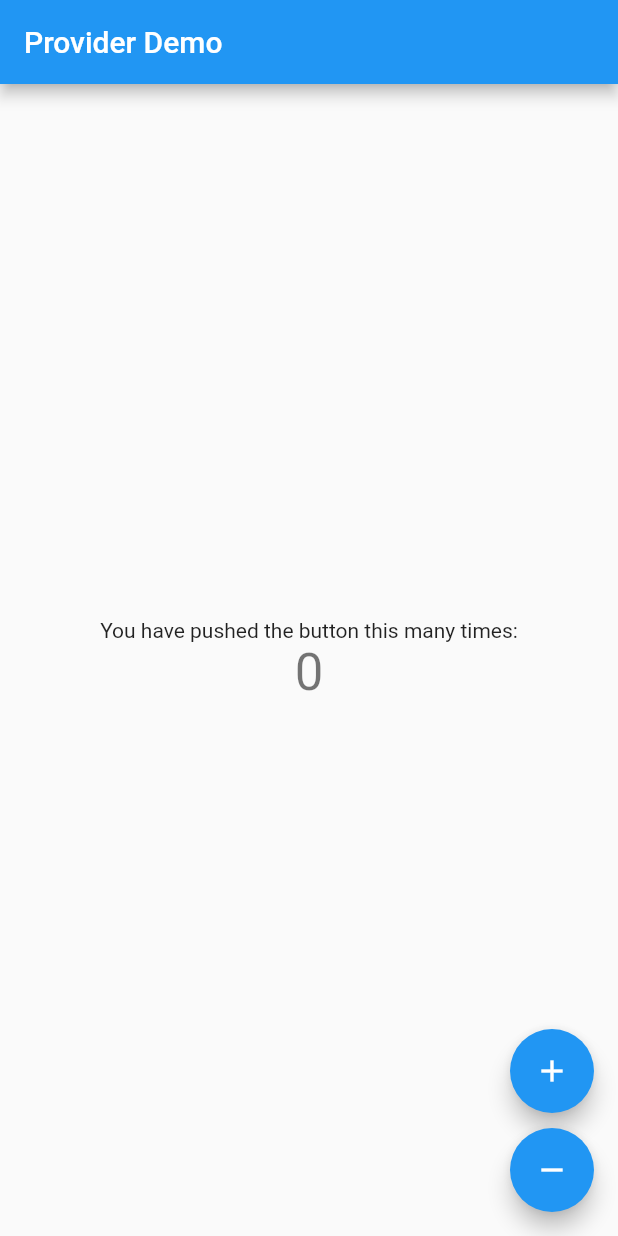
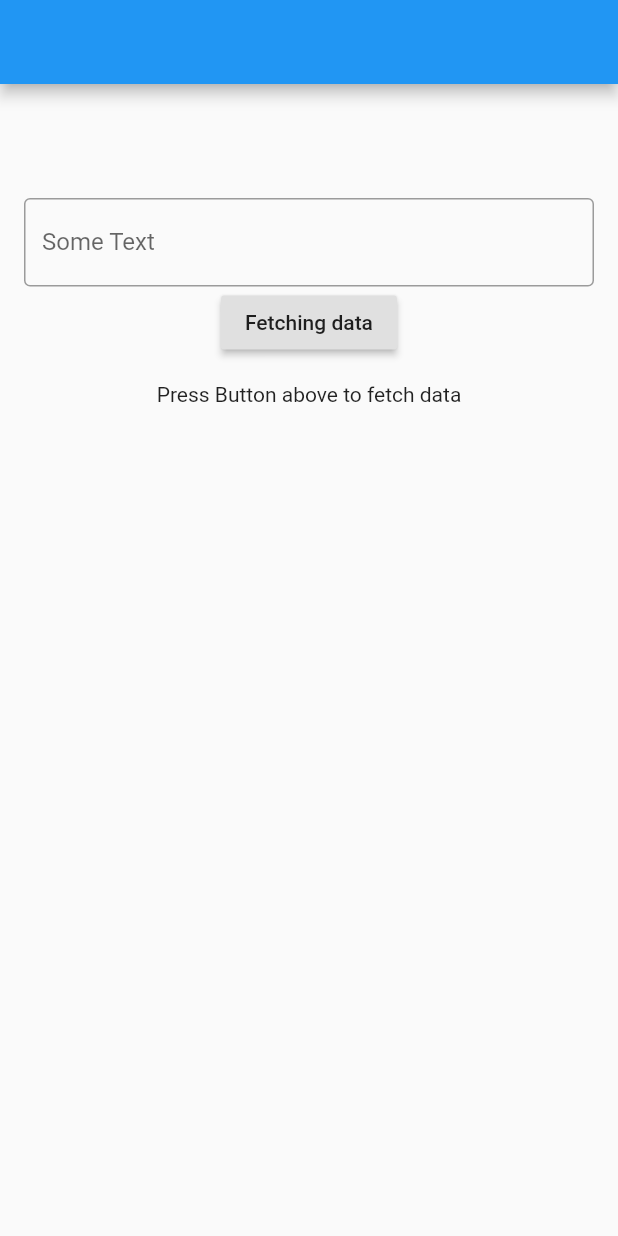
Before and after one commit to nickyrabit/flutter_provider_simple_example, a Flutter app: the screen it shows after launch, on a phone screen of 412 x 824 dp. Run offline on Flutter 3.47's test engine with Material 2 defaults, Android fonts, the phone set to English and light mode, and no system bars.

Commit message:
this is Loading data from servrer using providers to provide

```diff
--- a/lib/Counter.dart
+++ /dev/null
@@ -1,22 +0,0 @@
-import 'package:flutter/material.dart';
-
-class Counter with ChangeNotifier {
-
-  int _counter;
-
-  Counter(this._counter);
-
-  getCounter()=> _counter;
-  setCounter(int counter) => _counter = counter;
-
-  void increment(){
-    _counter ++;
-    notifyListeners();
-  }
-
-  void decrement(){
-    _counter --;
-    notifyListeners();
-  }
-
-}
--- /dev/null
+++ b/lib/app_state.dart
@@ -0,0 +1,55 @@
+import 'package:flutter/material.dart';
+import 'package:http/http.dart' as http;
+import 'dart:convert';
+
+class AppState with ChangeNotifier{
+  //create a contrusctor
+  AppState();
+
+  String _dataUrl = "https://reqres.in/api/users?per_page=20";
+  String _jsonResonse = "";
+  bool _isFetching = false;
+
+
+  bool get isFetching => _isFetching;
+
+  Future<void> fetchData() async {
+    _isFetching = true;
+    notifyListeners();
+    var response = await http.get(_dataUrl);
+
+    if(response.statusCode==200){
+      _jsonResonse = response.body;
+    }
+
+    _isFetching = false;
+    notifyListeners();
+
+
+  }
+
+  String get getResponseText=> _jsonResonse;
+
+  List<dynamic> getResponseJson(){
+    if (_jsonResonse.isNotEmpty){
+      Map<String, dynamic> json = jsonDecode(_jsonResonse);
+      return json['data'];
+    }
+  }
+
+  //initialize private variable
+  String _displayText = "";
+
+  //create method
+  void setDisplayText(String text){
+    //perform logic
+    _displayText = text;
+
+    //notify listeners
+    notifyListeners();
+  }
+
+
+  String get getDisplayText=> _displayText;
+
+}
--- a/lib/main.dart
+++ b/lib/main.dart
@@ -1,67 +1,133 @@
-import 'package:bloc_tutorial/Counter.dart';
 import 'package:flutter/material.dart';
+
 import 'package:provider/provider.dart';
+
+import 'app_state.dart';
 
 void main() => runApp(MyApp());
 
 class MyApp extends StatelessWidget {
+  // This widget is the root of your application.
   @override
   Widget build(BuildContext context) {
     return MaterialApp(
-      title: 'Flutter Demo',
-      theme: ThemeData(
-        primarySwatch: Colors.blue,
-      ),
-      home: ChangeNotifierProvider<Counter>(
-        builder: (_)=> Counter(0),
-        child: HomePage(),
+        title: 'Flutter Demo',
+        theme: ThemeData(
+          primarySwatch: Colors.blue,
+        ),
+        home: ChangeNotifierProvider<AppState>(
+          builder: (_) => AppState(),
+          child: MyHomePage(),
+        ));
+  }
+}
+
+class MyHomePage extends StatefulWidget {
+  MyHomePage({Key key}) : super(key: key);
+
+  @override
+  _MyHomePageState createState() => _MyHomePageState();
+}
+
+class _MyHomePageState extends State<MyHomePage> {
+
+  @override
+  Widget build(BuildContext context) {
+
+    final appState = Provider.of<AppState>(context);
+
+    return Scaffold(
+      appBar: AppBar(),
+      body: Container(
+        padding: const EdgeInsets.all(16.0),
+        child: Center(
+          child: Column(
+            mainAxisAlignment: MainAxisAlignment.start,
+            children: <Widget>[
+              TextDisplay(),
+              TextEditWidget(),
+              RaisedButton(
+                onPressed: ()=> appState.fetchData(),
+                child: Text("Fetching data"),
+              ),
+
+              ResponseDisplay(),
+            ],
+          ),
+        ),
       ),
     );
   }
 }
 
-class HomePage extends StatelessWidget {
+class ResponseDisplay extends StatelessWidget{
   @override
   Widget build(BuildContext context) {
-    final counter = Provider.of<Counter>(context);
-    return Scaffold(
-      appBar: AppBar(
-        title: Text("Provider Demo"),
-      ),
-      body: Center(
-        child: Column(
-          mainAxisAlignment: MainAxisAlignment.center,
-          children: <Widget>[
-            Text(
-              'You have pushed the button this many times:',
+    final appState = Provider.of<AppState>(context);
+    return SingleChildScrollView(
+      padding: const EdgeInsets.all(16.0),
+      child: appState.isFetching ? CircularProgressIndicator() : appState.getResponseJson() != null ? ListView.builder(
+
+        primary: false,
+        shrinkWrap: true,
+        itemCount: appState.getResponseJson().length,
+        itemBuilder: (context, index) {
+
+          return ListTile(
+
+            leading: CircleAvatar(
+              backgroundImage: NetworkImage(
+                  appState.getResponseJson()[index]['avatar']),
             ),
-            Text(
-              '${counter.getCounter()}',
-              style: Theme.of(context).textTheme.display1,
+            title: Text(
+              appState.getResponseJson()[index]["first_name"],
             ),
-          ],
+
+          );
+        },
+      )
+          : Text("Press Button above to fetch data"),
+    );
+  }
+}
+
+class TextEditWidget extends StatefulWidget {
+  @override
+  _TextEditWidgetState createState() => _TextEditWidgetState();
+}
+
+
+class _TextEditWidgetState extends State<TextEditWidget> {
+  TextEditingController _textEditingController = TextEditingController();
+
+  @override
+  Widget build(BuildContext context) {
+    final appState = Provider.of<AppState>(context);
+
+    return Container(
+      child: TextField(
+        controller: _textEditingController,
+        decoration: InputDecoration(
+          labelText: "Some Text",
+          border: OutlineInputBorder(),
         ),
-      ),
-      floatingActionButton: Column(
-        mainAxisAlignment: MainAxisAlignment.end,
-        children: <Widget>[
-          FloatingActionButton(
-            onPressed: () {
-              counter.increment();
-            },
-            tooltip: 'Increment',
-            child: Icon(Icons.add),
-          ),
-          SizedBox(height: 10),
-          FloatingActionButton(
-            onPressed: () {
-              counter.decrement();
-            },
-            tooltip: 'Increment',
-            child: Icon(Icons.remove),
-          )
-        ],
+        onChanged: (changed) => appState.setDisplayText(changed),
+        onSubmitted: (submitted) => appState.setDisplayText(submitted),
       ),
     );
   }
 }
+
+
+class TextDisplay extends StatelessWidget {
+  @override
+  Widget build(BuildContext context) {
+    final appState  = Provider.of<AppState>(context);
+    // TODO: implement build
+    return Container(
+      padding: const EdgeInsets.all(16.0),
+      child: Text(appState.getDisplayText,
+      style: TextStyle(fontSize: 24),),
+    );
+  }
+}
--- a/pubspec.yaml
+++ b/pubspec.yaml
@@ -24,6 +24,7 @@ dependencies:
   # Use with the CupertinoIcons class for iOS style icons.
   cupertino_icons: ^0.1.2
   provider: 3.1.0+1
+  http:  0.12.0+2
 
 dev_dependencies:
   flutter_test:
@@ -40,6 +41,7 @@ flutter:
   # included with your application, so that you can use the icons in
   # the material Icons class.
   uses-material-design: true
+
 
   # To add assets to your application, add an assets section, like this:
   # assets:
```
Also changed, not shown: pubspec.lock.
